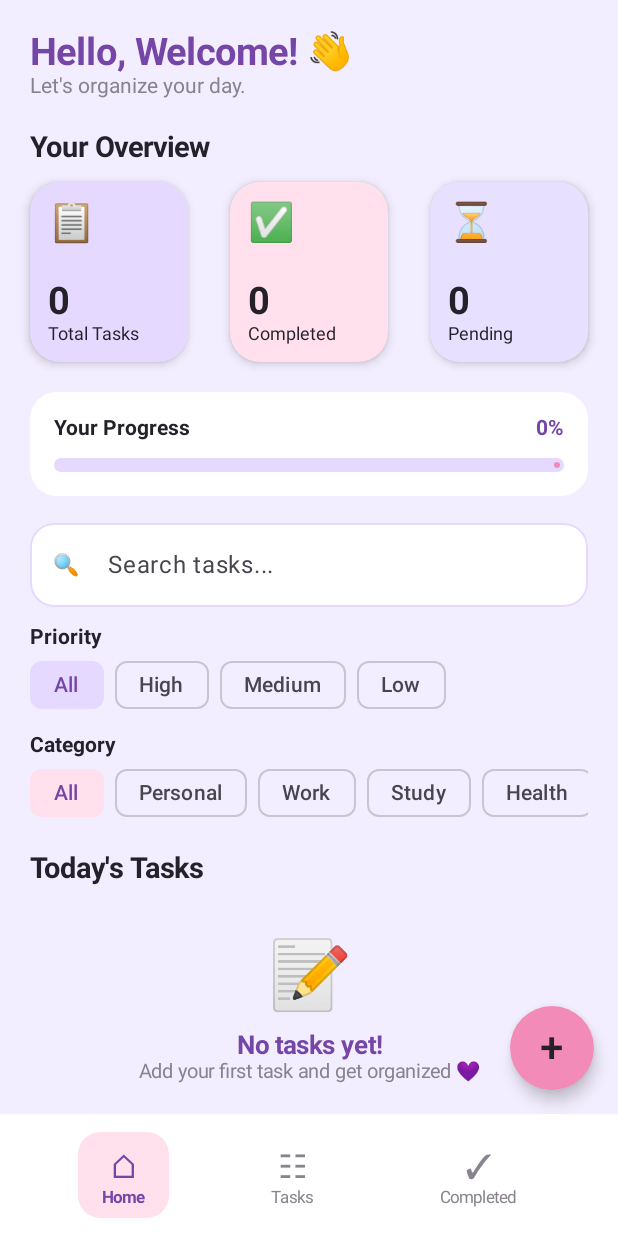
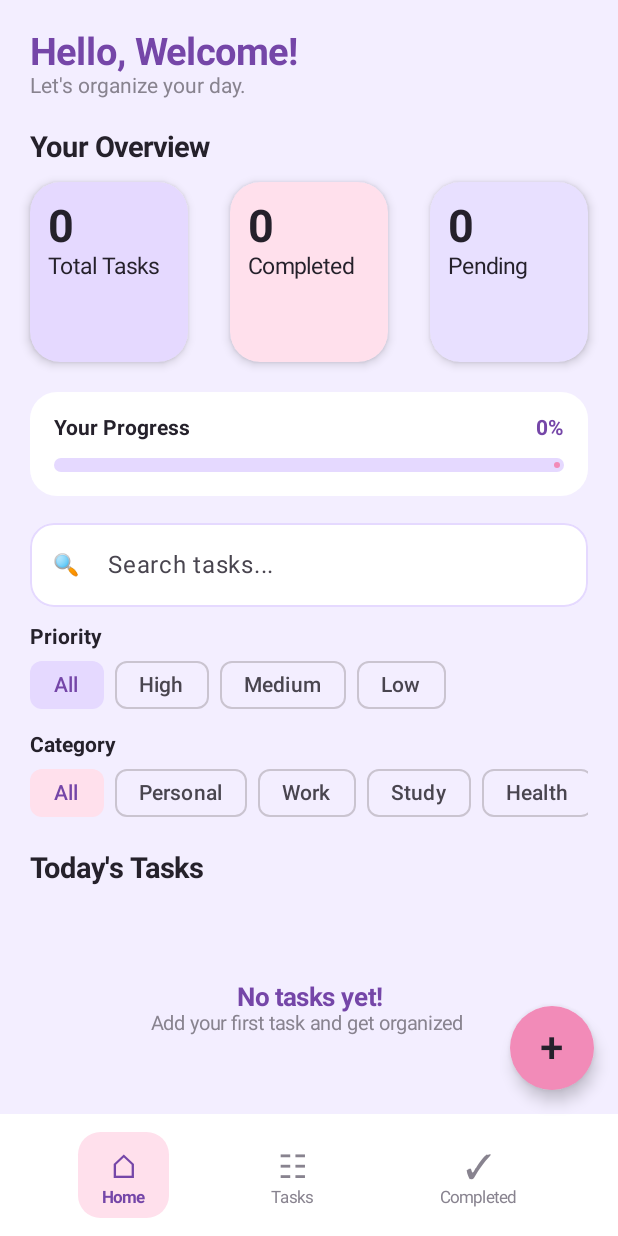
Before and after one commit to shimaamohiy/TODO_List, an Android app built with Jetpack Compose: the screen it shows after launch (MainActivity), on a phone screen of 412 x 824 dp. Run offline under Robolectric (Android 15) with nearby library versions, the phone set to English and light mode, and no system bars; our stand-ins replace Room's generated code.

Commit message:
some changes in ui home screen

```diff
--- a/app/src/main/java/com/example/todo_list/ui/HomeScreen.kt
+++ b/app/src/main/java/com/example/todo_list/ui/HomeScreen.kt
@@ -132,7 +132,7 @@ fun HomeScreen(
             // HEADER
 
             Text(
-                "Hello, Welcome! 👋",
+                "Hello, Welcome! ",
                 fontSize = 25.sp,
                 fontWeight = FontWeight.Bold,
                 color = DeepPurple
@@ -166,21 +166,21 @@ fun HomeScreen(
                     "Total Tasks",
                     totalCount,
                     LightPurple,
-                    "📋"
+
                 )
 
                 SummaryCard(
                     "Completed",
                     completedCount,
                     LightPink,
-                    "✅"
+
                 )
 
                 SummaryCard(
                     "Pending",
                     totalCount - completedCount,
                     Color(0xFFE8E0FF),
-                    "⏳"
+
                 )
             }
 
@@ -370,16 +370,6 @@ fun HomeScreen(
                         horizontalAlignment = Alignment.CenterHorizontally
                     ) {
 
-                        Text(
-                            if (searchQuery.isNotEmpty() ||
-                                selectedPriority != "All" ||
-                                selectedCategory != "All"
-                            ) "🔍"
-                            else "📝",
-                            fontSize = 45.sp
-                        )
-
-                        Spacer(Modifier.height(10.dp))
 
                         Text(
                             if (searchQuery.isNotEmpty() ||
@@ -397,7 +387,7 @@ fun HomeScreen(
                                 selectedPriority != "All" ||
                                 selectedCategory != "All"
                             ) "Try changing your search or filters."
-                            else "Add your first task and get organized 💜",
+                            else "Add your first task and get organized ",
                             color = GrayText,
                             fontSize = 13.sp
                         )
--- a/app/src/main/java/com/example/todo_list/ui/SummaryCard.kt
+++ b/app/src/main/java/com/example/todo_list/ui/SummaryCard.kt
@@ -19,7 +19,7 @@ fun SummaryCard(
     title: String,
     count: Int,
     color: Color,
-    emoji: String
+
 ) {
 
     val animatedCount by animateIntAsState(
@@ -37,23 +37,19 @@ fun SummaryCard(
         verticalArrangement = Arrangement.SpaceBetween
     ) {
 
-        Text(
-            text = emoji,
-            fontSize = 25.sp
-        )
 
         Column {
 
             Text(
                 text = animatedCount.toString(),
-                fontSize = 25.sp,
+                fontSize = 30.sp,
                 fontWeight = FontWeight.Bold,
                 color = MainText
             )
 
             Text(
                 text = title,
-                fontSize = 12.sp,
+                fontSize = 15.sp,
                 color = MainText
             )
         }
--- a/app/src/main/java/com/example/todo_list/ui/TaskCard.kt
+++ b/app/src/main/java/com/example/todo_list/ui/TaskCard.kt
@@ -147,7 +147,7 @@ fun TaskCard(
                     Spacer(Modifier.height(8.dp))
 
                     Text(
-                        text = "📅 $dueDateText",
+                        text = " $dueDateText",
                         fontSize = 11.sp,
                         color = GrayText
                     )
```
